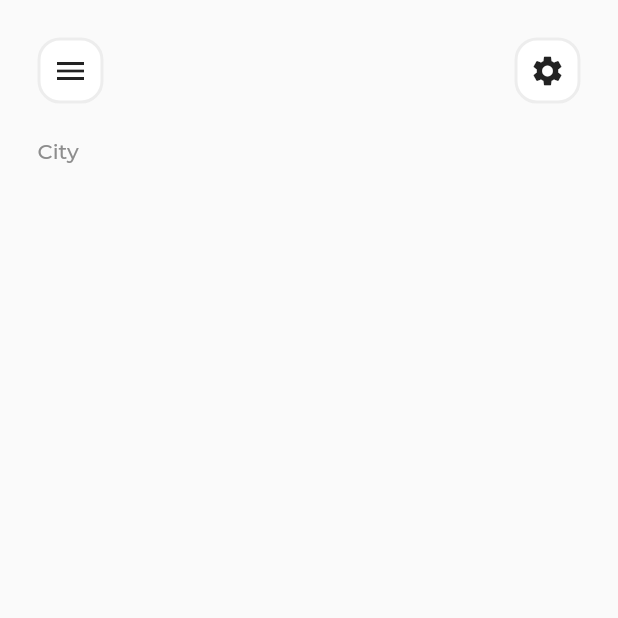
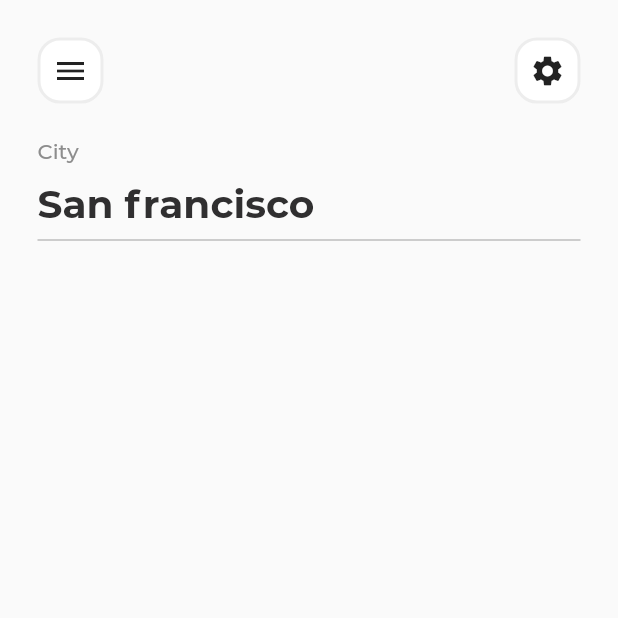
Before and after one commit to priyanshu-01/my_app, a Flutter app: the screen it shows after launch, on a phone screen of 412 x 824 dp, the top half of it. Run offline on Flutter 3.47's test engine with Material 2 defaults, Android fonts, the phone set to English and light mode, and no system bars.

Commit message:
add divider

```diff
--- a/lib/screens/LandingPage.dart
+++ b/lib/screens/LandingPage.dart
@@ -39,6 +39,20 @@ class LandingPage extends StatelessWidget {
               child: Text('City'),
             ),
             addVerticalSpace(10),
+            Padding(
+              padding: sidePadding,
+              child: Text(
+                'San francisco',
+                style: themeData.textTheme.headline1,
+              ),
+            ),
+
+            Padding(
+              padding: sidePadding,
+              child: Divider(
+                color: Colors.grey,
+              ),
+            ),
 
             // Text San franciso with - themeData.textTheme.headline1
             // divider - grey color
```
